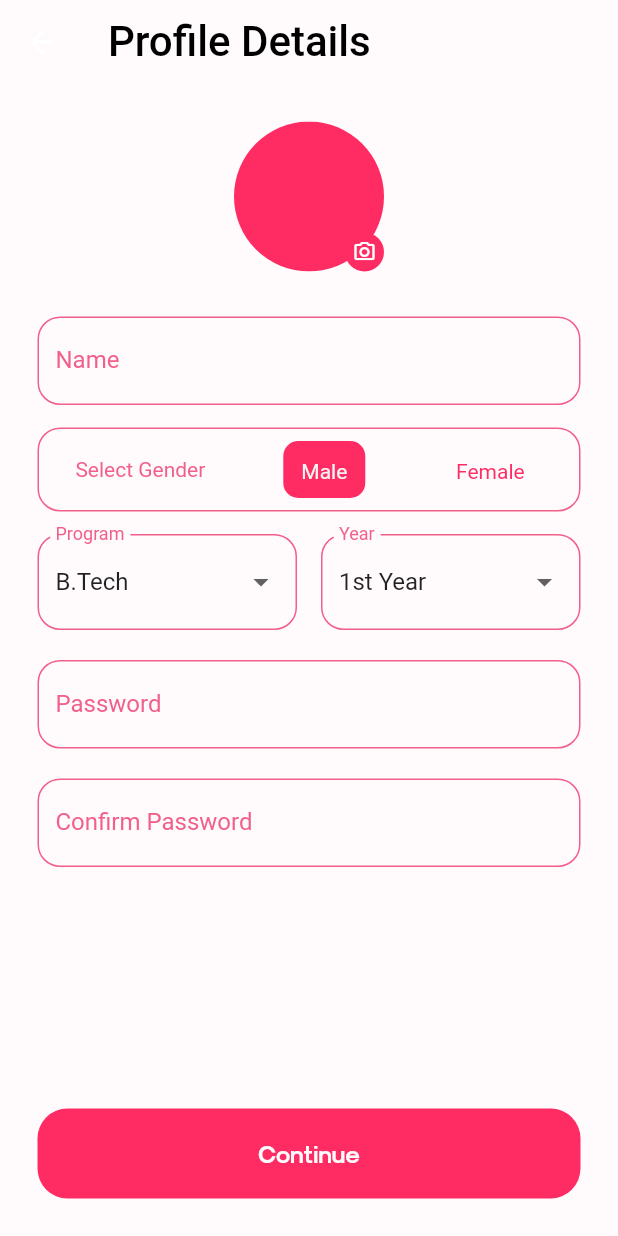
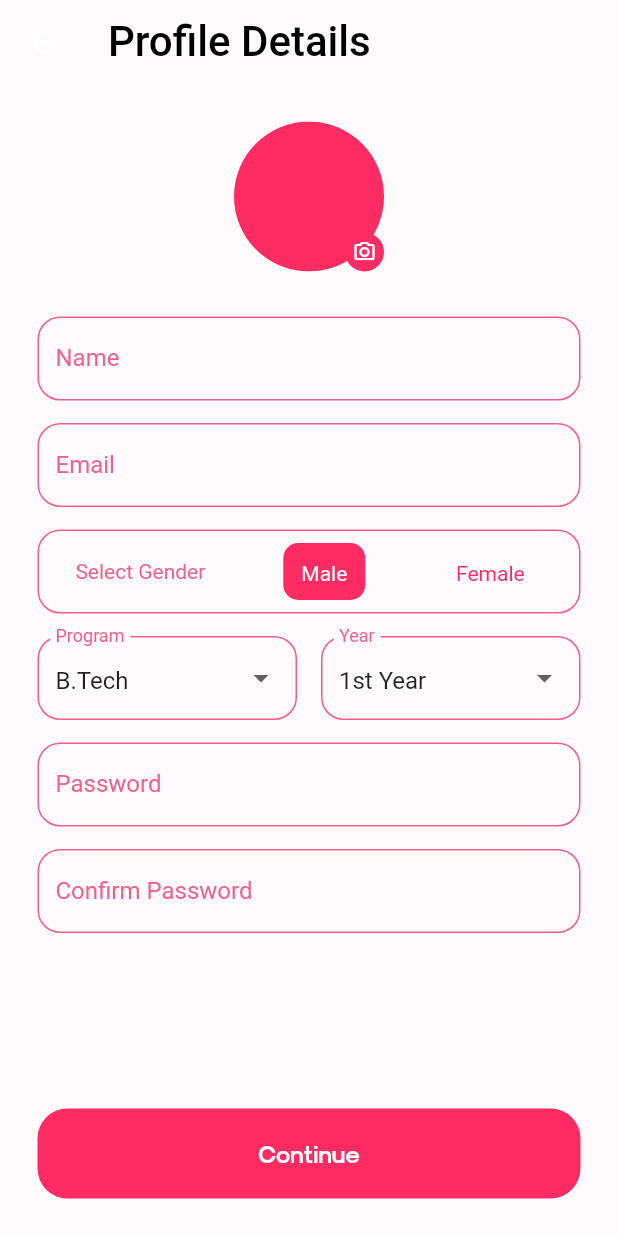
Before and after one commit to swciitg/college_cupid, a Flutter app: the ProfileDetails screen opened by its route, after a tap on "Continue", on a phone screen of 412 x 824 dp. Run offline on Flutter 3.47's test engine with Material 2 defaults, Android fonts, the phone set to English and light mode, and no system bars; our stand-ins replace dio, image_picker, shared_preferences, webview_flutter; missing offline and left inert: aes_crypt_null_safe, diffie_hellman, pointycastle; accounts and stored records are empty; network calls fail.

Commit message:
added iitg auth

```diff
--- a/lib/globals/database_strings.dart
+++ b/lib/globals/database_strings.dart
@@ -2,5 +2,6 @@ class BackendHelper {
   static const refreshToken = "refreshToken";
   static const accessToken = "accessToken";
   static const authorization = "authorization";
-  static const gValue = "gValue";
+  static const email = "email";
+  static const displayName = "displayName";
 }
--- a/lib/globals/endpoints.dart
+++ b/lib/globals/endpoints.dart
@@ -1,8 +1,8 @@
 class Endpoints {
-  // static const baseUrl = 'https://swc.iitg.ac.in/collegeCupid';
+  static const baseUrl = 'https://swc.iitg.ac.in/collegeCupid';
   static const apiSecurityKey = '';
 
-  static const baseUrl = 'http://192.168.0.142:3000';
+  // static const baseUrl = 'http://192.168.0.142:3000';
 
   // static const baseUrl = 'http://10.19.2.38:3000';
   static const oneStopBaseUrl = 'https://swc.iitg.ac.in/onestop/api/v3';
--- a/lib/models/personal_info.dart
+++ b/lib/models/personal_info.dart
@@ -7,10 +7,10 @@ class PersonalInfo {
   late String bio;
   late String yearOfStudy;
   late String program;
-  late String ecryptedPrivateKey;
+  late String encryptedPrivateKey;
   late String publicKey;
   late List<String> interests;
-  late List<String> ecryptedCrushes;
+  late List<String> encryptedCrushes;
   late List<String> crushes;
   late List<String> matches;
 
@@ -23,11 +23,11 @@ class PersonalInfo {
       required this.bio,
       required this.yearOfStudy,
       required this.program,
-      required this.ecryptedPrivateKey,
+      required this.encryptedPrivateKey,
       required this.publicKey,
       required this.interests,
       required this.crushes,
-      required this.ecryptedCrushes,
+      required this.encryptedCrushes,
       required this.matches});
 
   PersonalInfo.fromJson(Map<String, dynamic> json) {
@@ -39,10 +39,10 @@ class PersonalInfo {
     bio = json['bio'];
     yearOfStudy = json['yearOfStudy'];
     program = json['program'];
-    ecryptedPrivateKey = json['ecryptedPrivateKey'];
+    encryptedPrivateKey = json['encryptedPrivateKey'];
     publicKey = json['publicKey'];
     interests = json['interests'].cast<String>();
-    ecryptedCrushes = json['ecryptedCrushes'].cast<String>();
+    encryptedCrushes = json['encryptedCrushes'].cast<String>();
     crushes = json['crushes'].cast<String>();
     matches = json['matches'].cast<String>();
   }
@@ -57,10 +57,10 @@ class PersonalInfo {
     data['bio'] = bio;
     data['yearOfStudy'] = yearOfStudy;
     data['program'] = program;
-    data['ecryptedPrivateKey'] = ecryptedPrivateKey;
+    data['encryptedPrivateKey'] = encryptedPrivateKey;
     data['publicKey'] = publicKey;
     data['interests'] = interests;
-    data['ecryptedCrushes'] = ecryptedCrushes;
+    data['encryptedCrushes'] = encryptedCrushes;
     data['crushes'] = crushes;
     data['matches'] = matches;
     return data;
--- a/lib/screens/about_you/about_you.dart
+++ b/lib/screens/about_you/about_you.dart
@@ -172,7 +172,9 @@ class _AboutYouScreenState extends State<AboutYouScreen> {
             widget.myInfo.bio = bioController.text;
             widget.myInfo.interests = selectedInterests.toList();
             NavigatorState nav = Navigator.of(context);
-            await APIService().signIn(widget.image, widget.myInfo);
+            String profilePicUrl =
+                await APIService().postMyInfo(widget.image, widget.myInfo);
+            widget.myInfo.profilePicUrl = profilePicUrl;
 
             SharedPreferences user = await SharedPreferences.getInstance();
             await user.setString('myInfo', jsonEncode(widget.myInfo.toJson()));
--- a/lib/screens/profile/profile_details.dart
+++ b/lib/screens/profile/profile_details.dart
@@ -5,6 +5,7 @@ import 'package:college_cupid/functions/encryption.dart';
 import 'package:college_cupid/models/personal_info.dart';
 import 'package:college_cupid/screens/about_you/about_you.dart';
 import 'package:college_cupid/shared/colors.dart';
+import 'package:college_cupid/stores/login_store.dart';
 import 'package:college_cupid/widgets/global/cupid_button.dart';
 import 'package:flutter/material.dart';
 import 'package:image_picker/image_picker.dart';
@@ -26,6 +27,7 @@ class _ProfileDetailsState extends State<ProfileDetails> {
   List<String> programs = ['B.Tech', 'B.Sc', 'M.Tech', 'PHd', 'M.Sc', 'M.BA'];
   var selectedValue1 = 'B.Tech';
   TextEditingController name = TextEditingController();
+  TextEditingController emailController = TextEditingController();
   TextEditingController gender = TextEditingController();
 
   // late TextEditingController program;
@@ -60,8 +62,9 @@ class _ProfileDetailsState extends State<ProfileDetails> {
   void initState() {
     // TODO: implement initState
     super.initState();
-    name.text = '';
+    name.text = LoginStore.displayName!;
     pass.text = '';
+    emailController.text = LoginStore.email!;
     gender.text = 'male';
   }
 
@@ -123,27 +126,43 @@ class _ProfileDetailsState extends State<ProfileDetails> {
                       )))
             ]),
             const Padding(padding: EdgeInsets.only(top: 30)),
-            TextField(
+            SizedBox(
+              height: 56,
+              child: TextField(
                 focusNode: FocusNode(),
                 controller: name,
+                enabled: false,
                 decoration: const InputDecoration(
                     labelText: "Name",
                     floatingLabelAlignment: FloatingLabelAlignment.start,
                     labelStyle: TextStyle(color: CupidColors.pinkColor),
-                focusedBorder: OutlineInputBorder(
+                    disabledBorder: OutlineInputBorder(
                       borderSide:
                           BorderSide(color: CupidColors.pinkColor, width: 1),
                       borderRadius: BorderRadius.all(
                         Radius.circular(15),
                       ),
+                    )),
               ),
-                enabledBorder: OutlineInputBorder(
+            ),
+            const Padding(padding: EdgeInsets.only(top: 15)),
+            SizedBox(
+              height: 56,
+              child: TextField(
+                focusNode: FocusNode(),
+                controller: emailController,
+                enabled: false,
+                decoration: const InputDecoration(
+                    labelText: 'Email',
+                    floatingLabelAlignment: FloatingLabelAlignment.start,
+                    labelStyle: TextStyle(color: CupidColors.pinkColor),
+                    disabledBorder: OutlineInputBorder(
                       borderSide:
                           BorderSide(color: CupidColors.pinkColor, width: 1),
                       borderRadius: BorderRadius.all(
                         Radius.circular(15),
                       ),
-                ),
+                    )),
               ),
             ),
             const Padding(padding: EdgeInsets.only(top: 15)),
@@ -218,7 +237,9 @@ class _ProfileDetailsState extends State<ProfileDetails> {
                   ]),
             ),
             const Padding(padding: EdgeInsets.only(top: 15)),
-            Row(
+            SizedBox(
+              height: 56,
+              child: Row(
                 mainAxisAlignment: MainAxisAlignment.spaceAround,
                 children: [
                   Expanded(
@@ -252,7 +273,8 @@ class _ProfileDetailsState extends State<ProfileDetails> {
                           )),
                     ),
                   ),
-                const SizedBox(width: 16), // Add some spacing between dropdowns
+                  const SizedBox(width: 16),
+                  // Add some spacing between dropdowns
                   Expanded(
                     child: DropdownButtonFormField<String>(
                       value: selectedValue2,
@@ -286,8 +308,11 @@ class _ProfileDetailsState extends State<ProfileDetails> {
                   ),
                 ],
               ),
-            const Padding(padding: EdgeInsets.only(top: 20)),
-            TextField(
+            ),
+            const Padding(padding: EdgeInsets.only(top: 15)),
+            SizedBox(
+              height: 56,
+              child: TextField(
                 focusNode: FocusNode(),
                 controller: pass,
                 decoration: const InputDecoration(
@@ -313,8 +338,11 @@ class _ProfileDetailsState extends State<ProfileDetails> {
                   ),
                 ),
               ),
-            const Padding(padding: EdgeInsets.only(top: 20)),
-            TextField(
+            ),
+            const Padding(padding: EdgeInsets.only(top: 15)),
+            SizedBox(
+              height: 56,
+              child: TextField(
                 focusNode: FocusNode(),
                 decoration: const InputDecoration(
                   labelText: "Confirm Password",
@@ -336,6 +364,7 @@ class _ProfileDetailsState extends State<ProfileDetails> {
                   ),
                 ),
               ),
+            ),
             const Expanded(child: SizedBox()),
             CupidButton(
                 text: 'Continue',
@@ -350,20 +379,20 @@ class _ProfileDetailsState extends State<ProfileDetails> {
                       .join('');
 
                   PersonalInfo myInfo = PersonalInfo(
-                      name: name.text,
+                      name: LoginStore.displayName!,
                       profilePicUrl: '',
                       gender: isMale ? 'male' : 'female',
-                      email: 'r.hardik@iitg.ac.in',
+                      email: LoginStore.email!,
                       hashedPassword: Encryption.bytesToHexadecimal(
                           Encryption.calculateSHA256(pass.text)),
                       bio: '',
                       yearOfStudy: selectedValue2,
                       program: selectedValue1,
-                      ecryptedPrivateKey: encryptedPrivateKey,
+                      encryptedPrivateKey: encryptedPrivateKey,
                       publicKey: publicKey,
                       interests: [],
                       crushes: [],
-                      ecryptedCrushes: [],
+                      encryptedCrushes: [],
                       matches: []);
 
                   print(myInfo.toJson().toString());
--- a/lib/stores/login_store.dart
+++ b/lib/stores/login_store.dart
@@ -1,9 +1,12 @@
 import 'dart:convert';
+import 'package:college_cupid/services/auth_helpers.dart';
 import 'package:shared_preferences/shared_preferences.dart';
 
 class LoginStore {
   static bool isProfileCompleted = false;
   static Map<String, dynamic> userData = {};
+  static String? email;
+  static String? displayName;
 
   Future<bool> isAuthenticated() async {
     SharedPreferences user = await SharedPreferences.getInstance();
@@ -19,6 +22,14 @@ class LoginStore {
     }
   }
 
+  Future<void> updateEmail() async {
+    email = await AuthUserHelpers.getEmail();
+  }
+
+  Future<void> updateDisplayName() async {
+    displayName = await AuthUserHelpers.getDisplayName();
+  }
+
   Future<void> updateUserData() async {
     SharedPreferences user = await SharedPreferences.getInstance();
 
```
Also changed, not shown: lib/functions/string_extension.dart (added, +10 -0 lines), lib/screens/authentication/login_webview.dart (+50 -32 lines), lib/services/api.dart (+2 -7 lines), lib/services/auth_helpers.dart (+31 -15 lines), lib/widgets/home/profile_card.dart (+9 -4 lines). Lines whose indentation alone changed are shown as unchanged.
